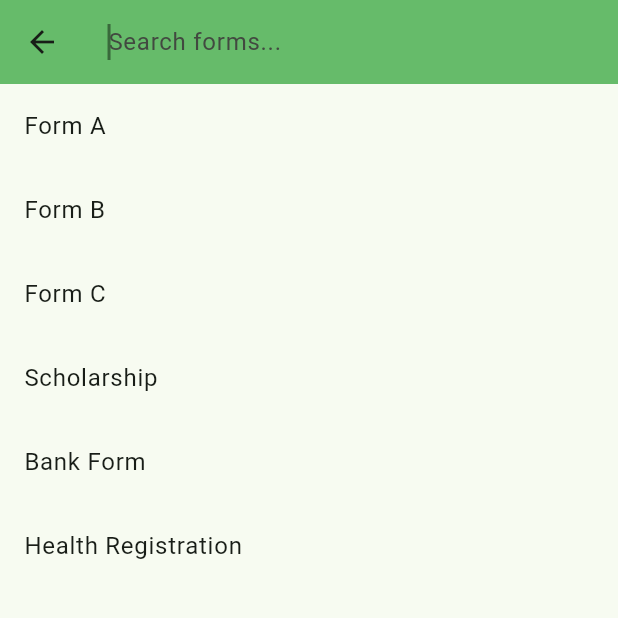
After one commit to Vainyala17/LocalServiceFinder, a Flutter app: the screen it shows after launch, after a tap on "Search....", on a phone screen of 412 x 824 dp, the top half of it. The commit adds this screen. Run offline on Flutter 3.47's test engine with Material 3 defaults, Android fonts, the light colour scheme and no system bars; our stand-ins replace cloud_firestore, firebase_auth, firebase_core, google_fonts; accounts and stored records are empty.

Commit message:
initial commit

```diff
--- a/lib/Home/HomePage.dart
+++ b/lib/Home/HomePage.dart
@@ -5,6 +5,7 @@ import '../BottomNavBar/FavouritePage.dart';
 import '../Notifications/NotificationPage.dart';
 import '../BottomNavBar/OrdersPage.dart';
 import '../BottomNavBar/ProfilePage.dart';
+import '../SearchPage.dart';
 import 'HomeMainPage.dart';
 import 'package:provider/provider.dart';
 import '../BottomNavBar/CustomBottomNavBar.dart';
@@ -35,11 +36,55 @@ class _HomePageState extends State<HomePage> {
     ProfilePage(),        // index 4 -> Profile
   ];
 
-
+  final TextEditingController _searchController = TextEditingController();
+  List<String> _allItems = ['Electrician', 'Mahadbt', 'Form Assistance', 'Electric Bill', 'Online Booking', 'Bank Form']; // dummy searchable data
+  List<String> _suggestions = [];
+  List<String> _history = [];
+  String _searchResult = '';
+  bool _showSuggestions = false;
 
   void _onItemTapped(int index) {
     setState(() {
       _selectedIndex = index;
+    });
+  }
+  void _onSearchChanged(String query) {
+    if (query.isEmpty) {
+      setState(() {
+        _suggestions = _history.reversed.toList();
+        _searchResult = '';
+        _showSuggestions = true;
+      });
+      return;
+    }
+    List<String> matchQuery = _allItems.where((item) => item.toLowerCase().contains(query.toLowerCase())).toList();
+    setState(() {
+      _suggestions = matchQuery;
+      _searchResult = matchQuery.isEmpty ? 'No matching results found.' : '';
+      _showSuggestions = true;
+    });
+  }
+
+  void _onSuggestionTap(String suggestion) {
+    _searchController.text = suggestion;
+    if (!_history.contains(suggestion)) _history.add(suggestion);
+    setState(() {
+      _showSuggestions = false;
+      _searchResult = 'Found: $suggestion';
+    });
+  }
+
+  void _onSearchTap() {
+    setState(() {
+      _suggestions = _history.reversed.toList();
+      _showSuggestions = true;
+    });
+  }
+
+  void _removeHistoryItem(String item) {
+    setState(() {
+      _history.remove(item);
+      if (_searchController.text.isEmpty) _suggestions = _history.reversed.toList();
     });
   }
 
@@ -64,10 +109,24 @@ class _HomePageState extends State<HomePage> {
               Icon(Icons.search, color: Colors.black),
               SizedBox(width: 8),
               Expanded(
-                child: TextField(
-                  decoration: InputDecoration(
-                    hintText: "Search....",
-                    border: InputBorder.none,
+                child: InkWell(
+                  onTap: () async {
+                    final result = await Navigator.push(
+                      context,
+                      MaterialPageRoute(builder: (context) => SearchPage()),
+                    );
+                    if (result != null) {
+                      print("User searched: $result");
+                    }
+                  },
+                  child: IgnorePointer(
+                    child: TextField(
+                      readOnly: true,
+                      decoration: InputDecoration(
+                        hintText: "Search....",
+                        border: InputBorder.none,
+                      ),
+                    ),
                   ),
                 ),
               ),
@@ -88,9 +147,47 @@ class _HomePageState extends State<HomePage> {
           ),
         ],
       ),
-      body: (_selectedIndex >= 0 && _selectedIndex < _pages.length)
-          ? _pages[_selectedIndex]
-          : _pages[0], // ← Swaps between Home, Orders, Chat, Profile
+      body: Stack(
+        children: [
+          (_selectedIndex >= 0 && _selectedIndex < _pages.length)
+              ? _pages[_selectedIndex]
+              : _pages[0],
+          if (_showSuggestions)
+            Positioned(
+              top: 0,
+              left: 0,
+              right: 0,
+              child: Material(
+                elevation: 4,
+                color: Colors.white,
+                child: Container(
+                  height: _suggestions.isNotEmpty ? 200 : 60,
+                  child: _suggestions.isNotEmpty
+                      ? ListView.builder(
+                    itemCount: _suggestions.length,
+                    itemBuilder: (context, index) {
+                      final suggestion = _suggestions[index];
+                      return ListTile(
+                        title: Text(suggestion),
+                        trailing: _history.contains(suggestion)
+                            ? IconButton(
+                          icon: Icon(Icons.close, size: 18),
+                          onPressed: () => _removeHistoryItem(suggestion),
+                        )
+                            : null,
+                        onTap: () => _onSuggestionTap(suggestion),
+                      );
+                    },
+                  )
+                      : Center(child: Padding(
+                    padding: const EdgeInsets.all(8.0),
+                    child: Text(_searchResult),
+                  )),
+                ),
+              ),
+            ),
+        ],
+      ),
       bottomNavigationBar: CustomBottomNavBar(
         currentIndex: _selectedIndex,
         onTap: _onItemTapped,
--- /dev/null
+++ b/lib/SearchPage.dart
@@ -0,0 +1,67 @@
+// lib/Search/SearchPage.dart
+
+import 'package:flutter/material.dart';
+
+class SearchPage extends StatefulWidget {
+  @override
+  _SearchPageState createState() => _SearchPageState();
+}
+
+class _SearchPageState extends State<SearchPage> {
+  TextEditingController _searchController = TextEditingController();
+  List<String> _allItems = [
+    'Form A',
+    'Form B',
+    'Form C',
+    'Scholarship',
+    'Bank Form',
+    'Health Registration',
+  ];
+
+  List<String> _filteredItems = [];
+
+  @override
+  void initState() {
+    super.initState();
+    _filteredItems = _allItems;
+  }
+
+  void _filterSearch(String query) {
+    final results = _allItems
+        .where((item) => item.toLowerCase().contains(query.toLowerCase()))
+        .toList();
+    setState(() {
+      _filteredItems = results;
+    });
+  }
+
+  @override
+  Widget build(BuildContext context) {
+    return Scaffold(
+      appBar: AppBar(
+        title: TextField(
+          controller: _searchController,
+          autofocus: true,
+          decoration: InputDecoration(
+            hintText: "Search forms...",
+            border: InputBorder.none,
+          ),
+          onChanged: _filterSearch,
+        ),
+        backgroundColor: Colors.green.shade400,
+      ),
+      body: ListView.builder(
+        itemCount: _filteredItems.length,
+        itemBuilder: (context, index) {
+          return ListTile(
+            title: Text(_filteredItems[index]),
+            onTap: () {
+              // You can return selected result back if needed
+              Navigator.pop(context, _filteredItems[index]);
+            },
+          );
+        },
+      ),
+    );
+  }
+}
```
